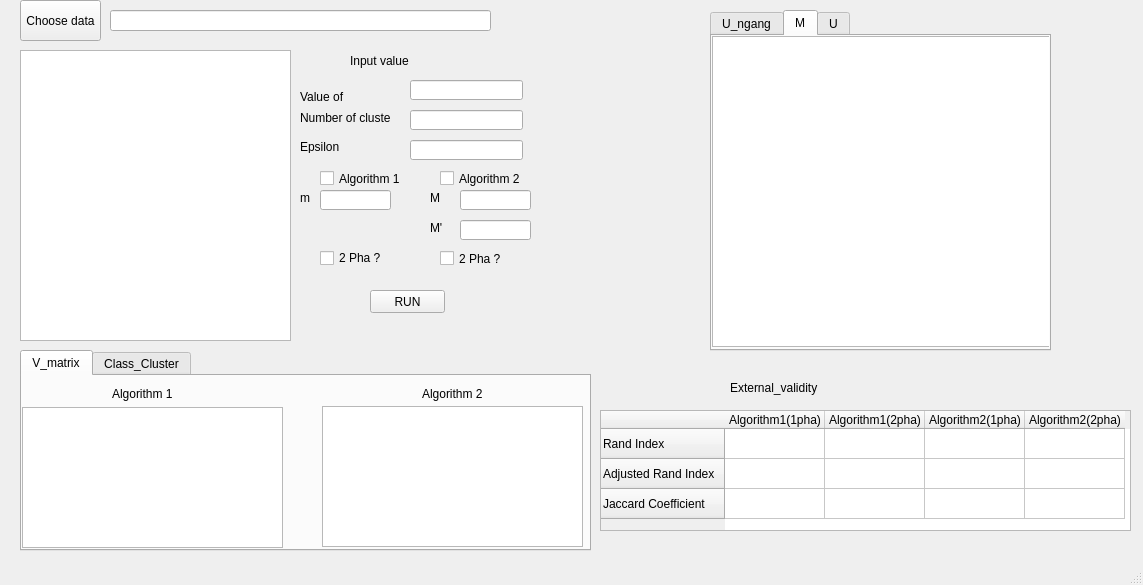
Above: FCM application/main_window.ui from phuchoang92/sSFCM before the change. Below: the same form after it.
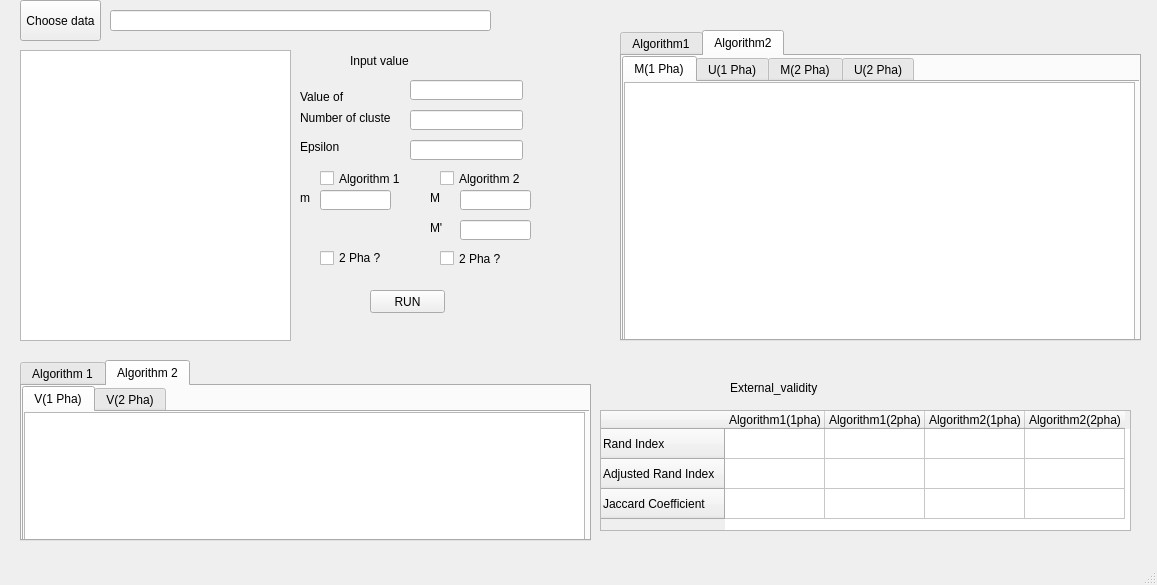
That is the form after the change.

What changed in the file:
```diff
--- a/FCM application/main_window.ui
+++ b/FCM application/main_window.ui
@@ -9,7 +9,7 @@
    <rect>
     <x>0</x>
     <y>0</y>
-    <width>1143</width>
+    <width>1157</width>
     <height>585</height>
    </rect>
   </property>
@@ -298,191 +298,6 @@
      </property>
     </widget>
    </widget>
-   <widget class="QTabWidget" name="M_table">
-    <property name="geometry">
-     <rect>
-      <x>710</x>
-      <y>10</y>
-      <width>341</width>
-      <height>341</height>
-     </rect>
-    </property>
-    <property name="currentIndex">
-     <number>1</number>
-    </property>
-    <property name="tabsClosable">
-     <bool>false</bool>
-    </property>
-    <property name="movable">
-     <bool>true</bool>
-    </property>
-    <widget class="QWidget" name="tab">
-     <attribute name="title">
-      <string>U_ngang</string>
-     </attribute>
-     <widget class="QTableView" name="U_ngang_table">
-      <property name="geometry">
-       <rect>
-        <x>0</x>
-        <y>0</y>
-        <width>341</width>
-        <height>311</height>
-       </rect>
-      </property>
-     </widget>
-    </widget>
-    <widget class="QWidget" name="tab_2">
-     <attribute name="title">
-      <string>M</string>
-     </attribute>
-     <widget class="QTableView" name="tableView_3">
-      <property name="geometry">
-       <rect>
-        <x>0</x>
-        <y>0</y>
-        <width>341</width>
-        <height>311</height>
-       </rect>
-      </property>
-     </widget>
-    </widget>
-    <widget class="QWidget" name="tab_3">
-     <attribute name="title">
-      <string>U</string>
-     </attribute>
-     <widget class="QTableView" name="U_table">
-      <property name="geometry">
-       <rect>
-        <x>0</x>
-        <y>0</y>
-        <width>341</width>
-        <height>311</height>
-       </rect>
-      </property>
-     </widget>
-    </widget>
-   </widget>
-   <widget class="QTabWidget" name="output_widget">
-    <property name="geometry">
-     <rect>
-      <x>20</x>
-      <y>350</y>
-      <width>571</width>
-      <height>201</height>
-     </rect>
-    </property>
-    <property name="autoFillBackground">
-     <bool>true</bool>
-    </property>
-    <property name="currentIndex">
-     <number>0</number>
-    </property>
-    <widget class="QWidget" name="tab_4">
-     <attribute name="title">
-      <string>V_matrix</string>
-     </attribute>
-     <widget class="QTableView" name="V_table">
-      <property name="geometry">
-       <rect>
-        <x>0</x>
-        <y>31</y>
-        <width>261</width>
-        <height>141</height>
-       </rect>
-      </property>
-     </widget>
-     <widget class="QTableView" name="V_table_2">
-      <property name="geometry">
-       <rect>
-        <x>300</x>
-        <y>30</y>
-        <width>261</width>
-        <height>141</height>
-       </rect>
-      </property>
-     </widget>
-     <widget class="QLabel" name="label_6">
-      <property name="geometry">
-       <rect>
-        <x>90</x>
-        <y>10</y>
-        <width>81</width>
-        <height>16</height>
-       </rect>
-      </property>
-      <property name="styleSheet">
-       <string notr="true">rgg</string>
-      </property>
-      <property name="text">
-       <string>Algorithm 1</string>
-      </property>
-     </widget>
-     <widget class="QLabel" name="label_11">
-      <property name="geometry">
-       <rect>
-        <x>400</x>
-        <y>10</y>
-        <width>81</width>
-        <height>16</height>
-       </rect>
-      </property>
-      <property name="text">
-       <string>Algorithm 2</string>
-      </property>
-     </widget>
-    </widget>
-    <widget class="QWidget" name="tab_5">
-     <attribute name="title">
-      <string>Class_Cluster</string>
-     </attribute>
-     <widget class="QTableWidget" name="V_1_table">
-      <property name="geometry">
-       <rect>
-        <x>0</x>
-        <y>30</y>
-        <width>261</width>
-        <height>151</height>
-       </rect>
-      </property>
-     </widget>
-     <widget class="QTableWidget" name="V_2_table">
-      <property name="geometry">
-       <rect>
-        <x>300</x>
-        <y>30</y>
-        <width>261</width>
-        <height>151</height>
-       </rect>
-      </property>
-     </widget>
-     <widget class="QLabel" name="label_12">
-      <property name="geometry">
-       <rect>
-        <x>90</x>
-        <y>10</y>
-        <width>81</width>
-        <height>16</height>
-       </rect>
-      </property>
-      <property name="text">
-       <string>Algorithm 1</string>
-      </property>
-     </widget>
-     <widget class="QLabel" name="label_13">
-      <property name="geometry">
-       <rect>
-        <x>400</x>
-        <y>10</y>
-        <width>81</width>
-        <height>16</height>
-       </rect>
-      </property>
-      <property name="text">
-       <string>Algorithm 2</string>
-      </property>
-     </widget>
-    </widget>
-   </widget>
    <widget class="QWidget" name="widget" native="true">
     <property name="geometry">
      <rect>
@@ -568,6 +383,284 @@
      </property>
     </widget>
    </widget>
+   <widget class="QTabWidget" name="tabWidget">
+    <property name="geometry">
+     <rect>
+      <x>20</x>
+      <y>360</y>
+      <width>571</width>
+      <height>181</height>
+     </rect>
+    </property>
+    <property name="currentIndex">
+     <number>1</number>
+    </property>
+    <widget class="QWidget" name="tab_4">
+     <attribute name="title">
+      <string>Algorithm 1</string>
+     </attribute>
+     <widget class="QTabWidget" name="tabWidget_2">
+      <property name="geometry">
+       <rect>
+        <x>0</x>
+        <y>0</y>
+        <width>571</width>
+        <height>161</height>
+       </rect>
+      </property>
+      <property name="currentIndex">
+       <number>1</number>
+      </property>
+      <widget class="QWidget" name="tab_7">
+       <attribute name="title">
+        <string>V(1 Pha)</string>
+       </attribute>
+       <widget class="QTableView" name="V_table_1">
+        <property name="geometry">
+         <rect>
+          <x>0</x>
+          <y>0</y>
+          <width>561</width>
+          <height>131</height>
+         </rect>
+        </property>
+       </widget>
+      </widget>
+      <widget class="QWidget" name="tab_8">
+       <attribute name="title">
+        <string>V(2 Pha)</string>
+       </attribute>
+       <widget class="QTableView" name="V_table_2">
+        <property name="geometry">
+         <rect>
+          <x>0</x>
+          <y>0</y>
+          <width>561</width>
+          <height>131</height>
+         </rect>
+        </property>
+       </widget>
+      </widget>
+     </widget>
+    </widget>
+    <widget class="QWidget" name="tab_5">
+     <attribute name="title">
+      <string>Algorithm 2</string>
+     </attribute>
+     <widget class="QTabWidget" name="tabWidget_3">
+      <property name="geometry">
+       <rect>
+        <x>0</x>
+        <y>0</y>
+        <width>571</width>
+        <height>161</height>
+       </rect>
+      </property>
+      <property name="currentIndex">
+       <number>0</number>
+      </property>
+      <widget class="QWidget" name="tab_9">
+       <attribute name="title">
+        <string>V(1 Pha)</string>
+       </attribute>
+       <widget class="QTableView" name="V_table_3">
+        <property name="geometry">
+         <rect>
+          <x>0</x>
+          <y>0</y>
+          <width>561</width>
+          <height>131</height>
+         </rect>
+        </property>
+       </widget>
+      </widget>
+      <widget class="QWidget" name="tab_10">
+       <attribute name="title">
+        <string>V(2 Pha)</string>
+       </attribute>
+       <widget class="QTableView" name="V_table_4">
+        <property name="geometry">
+         <rect>
+          <x>0</x>
+          <y>0</y>
+          <width>561</width>
+          <height>131</height>
+         </rect>
+        </property>
+       </widget>
+      </widget>
+     </widget>
+    </widget>
+   </widget>
+   <widget class="QTabWidget" name="tabWidget_4">
+    <property name="geometry">
+     <rect>
+      <x>620</x>
+      <y>30</y>
+      <width>521</width>
+      <height>311</height>
+     </rect>
+    </property>
+    <property name="currentIndex">
+     <number>1</number>
+    </property>
+    <widget class="QWidget" name="tab">
+     <attribute name="title">
+      <string>Algorithm1</string>
+     </attribute>
+     <widget class="QTabWidget" name="tab_17">
+      <property name="geometry">
+       <rect>
+        <x>0</x>
+        <y>0</y>
+        <width>521</width>
+        <height>291</height>
+       </rect>
+      </property>
+      <property name="currentIndex">
+       <number>0</number>
+      </property>
+      <widget class="QWidget" name="tab_11">
+       <attribute name="title">
+        <string>U_ngang(1 Pha)</string>
+       </attribute>
+       <widget class="QTableView" name="U_ngang_table_1">
+        <property name="geometry">
+         <rect>
+          <x>0</x>
+          <y>0</y>
+          <width>511</width>
+          <height>261</height>
+         </rect>
+        </property>
+       </widget>
+      </widget>
+      <widget class="QWidget" name="tab_15">
+       <attribute name="title">
+        <string>U(1 Pha)</string>
+       </attribute>
+       <widget class="QTableView" name="U_table_1">
+        <property name="geometry">
+         <rect>
+          <x>0</x>
+          <y>0</y>
+          <width>511</width>
+          <height>261</height>
+         </rect>
+        </property>
+       </widget>
+      </widget>
+      <widget class="QWidget" name="tab_12">
+       <attribute name="title">
+        <string>U_ngang(2 Pha)</string>
+       </attribute>
+       <widget class="QTableView" name="U_ngang_table_2">
+        <property name="geometry">
+         <rect>
+          <x>0</x>
+          <y>0</y>
+          <width>511</width>
+          <height>261</height>
+         </rect>
+        </property>
+       </widget>
+      </widget>
+      <widget class="QWidget" name="tab_16">
+       <attribute name="title">
+        <string>U(2 Pha)</string>
+       </attribute>
+       <widget class="QTableView" name="U_table_2">
+        <property name="geometry">
+         <rect>
+          <x>0</x>
+          <y>0</y>
+          <width>511</width>
+          <height>261</height>
+         </rect>
+        </property>
+       </widget>
+      </widget>
+     </widget>
+    </widget>
+    <widget class="QWidget" name="tab_2">
+     <attribute name="title">
+      <string>Algorithm2</string>
+     </attribute>
+     <widget class="QTabWidget" name="tab_18">
+      <property name="geometry">
+       <rect>
+        <x>0</x>
+        <y>0</y>
+        <width>521</width>
+        <height>291</height>
+       </rect>
+      </property>
+      <property name="currentIndex">
+       <number>0</number>
+      </property>
+      <widget class="QWidget" name="tab_3">
+       <attribute name="title">
+        <string>M(1 Pha)</string>
+       </attribute>
+       <widget class="QTableView" name="M_table_1">
+        <property name="geometry">
+         <rect>
+          <x>0</x>
+          <y>0</y>
+          <width>511</width>
+          <height>261</height>
+         </rect>
+        </property>
+       </widget>
+      </widget>
+      <widget class="QWidget" name="tab_13">
+       <attribute name="title">
+        <string>U(1 Pha)</string>
+       </attribute>
+       <widget class="QTableView" name="U_table_3">
+        <property name="geometry">
+         <rect>
+          <x>0</x>
+          <y>0</y>
+          <width>511</width>
+          <height>261</height>
+         </rect>
+        </property>
+       </widget>
+      </widget>
+      <widget class="QWidget" name="tab_6">
+       <attribute name="title">
+        <string>M(2 Pha)</string>
+       </attribute>
+       <widget class="QTableView" name="M_table_2">
+        <property name="geometry">
+         <rect>
+          <x>0</x>
+          <y>0</y>
+          <width>511</width>
+          <height>261</height>
+         </rect>
+        </property>
+       </widget>
+      </widget>
+      <widget class="QWidget" name="tab_14">
+       <attribute name="title">
+        <string>U(2 Pha)</string>
+       </attribute>
+       <widget class="QTableView" name="U_table_4">
+        <property name="geometry">
+         <rect>
+          <x>0</x>
+          <y>0</y>
+          <width>511</width>
+          <height>261</height>
+         </rect>
+        </property>
+       </widget>
+      </widget>
+     </widget>
+    </widget>
+   </widget>
   </widget>
   <widget class="QMenuBar" name="menubar">
    <property name="geometry">
```
Left out of the diff: 4 changed lines with no effect on the pictures.
